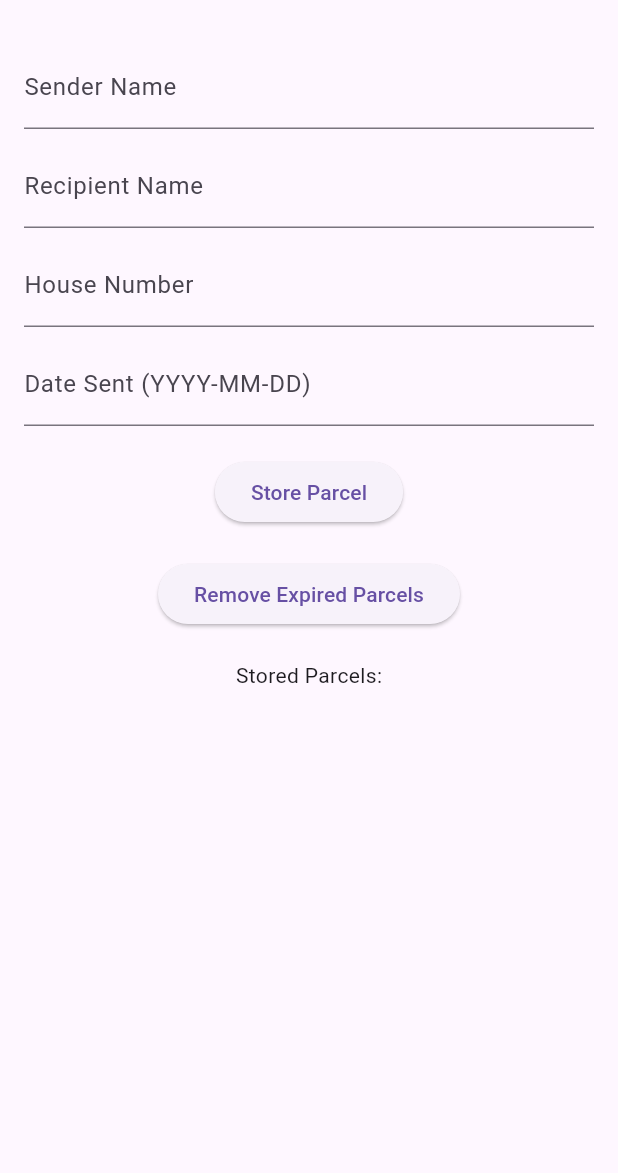
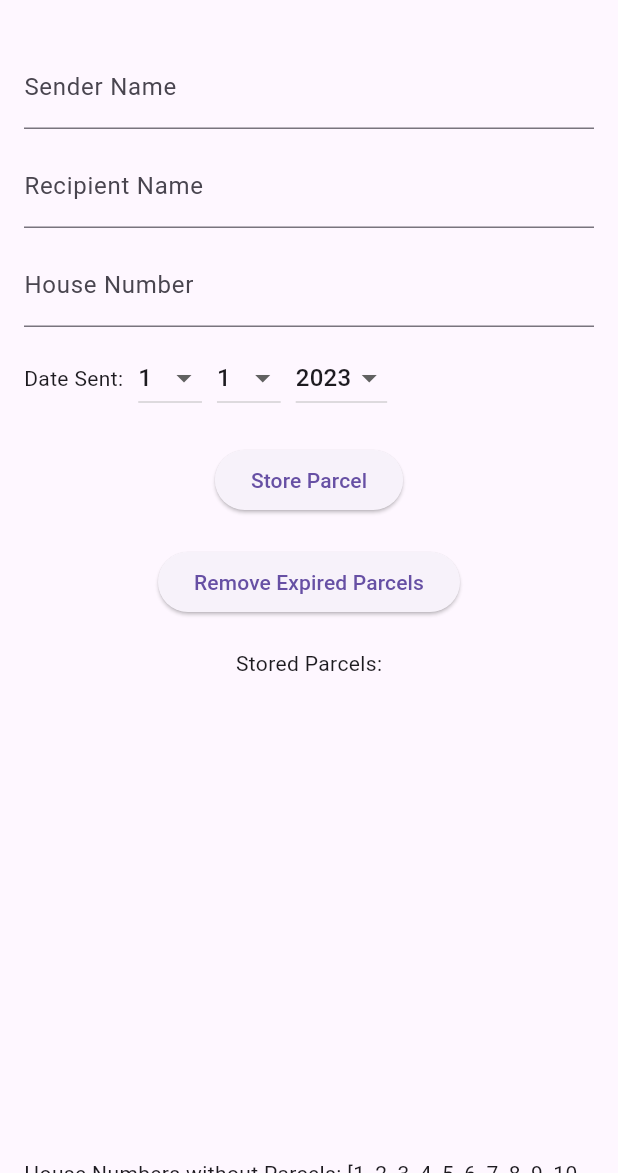
Before and after one commit to awfaa/AtoZParcelMgmt, a Flutter app: the screen it shows after launch, after a tap on "Store Parcel", on a phone screen of 412 x 824 dp, the part 63-1236 px from its top. Run offline on Flutter 3.47's test engine with Material 3 defaults, Android fonts, the phone set to English and light mode, and no system bars.

Commit message:
New Date Format
something

```diff
--- a/lib/parcel_management_system.dart
+++ b/lib/parcel_management_system.dart
@@ -14,7 +14,9 @@
   TextEditingController senderController = TextEditingController();
   TextEditingController recipientController = TextEditingController();
   TextEditingController houseNumberController = TextEditingController();
-  TextEditingController dateSentController = TextEditingController();
+  int selectedDay = 1;
+  int selectedMonth = 1;
+  int selectedYear = DateTime.now().year;
 
   void showStorageFullDialog(BuildContext context) {
     // Show dialog when storage is full
@@ -58,17 +60,23 @@
                 controller: recipientController,
                 decoration: InputDecoration(labelText: 'Recipient Name'),
               ),
-              SizedBox(height: 10),
+             SizedBox(height: 10),
               TextField(
                 controller: houseNumberController,
                 decoration: InputDecoration(labelText: 'House Number'),
                 keyboardType: TextInputType.number,
               ),
               SizedBox(height: 10),
-              TextField(
-                controller: dateSentController,
-                decoration:
-                    InputDecoration(labelText: 'Date Sent (YYYY-MM-DD)'),
+              Row(
+                children: [
+                  Text('Date Sent:'),
+                  SizedBox(width: 10),
+                  buildDayDropdown(),
+                  SizedBox(width: 10),
+                  buildMonthDropdown(),
+                  SizedBox(width: 10),
+                  buildYearDropdown(),
+                ],
               ),
               SizedBox(height: 20),
               ElevatedButton(
@@ -78,13 +86,11 @@
                   String recipient = recipientController.text;
                   int houseNumber =
                       int.tryParse(houseNumberController.text) ?? 0;
-                  String dateSentString = dateSentController.text;
 
-                  if (sender.isNotEmpty && // Check if all fields are not empty
+                 if (sender.isNotEmpty &&
                       recipient.isNotEmpty &&
-                      houseNumber > 0 &&
-                      dateSentString.isNotEmpty) {
-                    DateTime dateSent = DateTime.parse(dateSentString);
+                      houseNumber > 0) {
+                    DateTime dateSent = DateTime(selectedYear, selectedMonth, selectedDay);
 
                     Parcel newParcel = Parcel(
                       // Create new parcel object
@@ -95,8 +101,7 @@
                       dateSent: dateSent,
                     );
 
-                    bool success = storage
-                        .storeParcel(newParcel); // Store parcel in storage
+                    bool success = storage.storeParcel(newParcel); // Store parcel in storage
 
                     if (success) {
                       print('Parcel stored successfully!');
@@ -131,17 +136,14 @@
                 child: ListView.builder(
                   itemCount: storage.getHouseNumbersWithParcels().length,
                   itemBuilder: (context, index) {
-                    int houseNumber = storage.getHouseNumbersWithParcels()[
-                        index]; // Get house number from list
-                    List<Parcel> parcels =
-                        storage.getParcelsByHouseNumber(houseNumber);
+                    int houseNumber = storage.getHouseNumbersWithParcels()[index]; // Get house number from list
+                     List<Parcel> parcels = storage.getParcelsByHouseNumber(houseNumber);
                     return Column(
                       crossAxisAlignment: CrossAxisAlignment.start,
                       children: [
                         Text('House Number: $houseNumber'),
                         ListView.builder(
-                          shrinkWrap:
-                              true, // to prevent the ListView from occupying the entire height of the parent
+                          shrinkWrap: true, // to prevent the ListView from occupying the entire height of the parent
                           itemCount: parcels.length,
                           itemBuilder: (context, index) {
                             Parcel parcel = parcels[index];
@@ -161,12 +163,65 @@
                 ),
               ),
               SizedBox(height: 20),
-              Text(
-                  'House Numbers without Parcels: ${storage.getHouseNumbersWithoutParcels()}'), // Display house numbers without parcels
+              Text('House Numbers without Parcels: ${storage.getHouseNumbersWithoutParcels()}'), // Display house numbers without parcels
             ],
           ),
         ),
       ),
     );
   }
+
+  DropdownButton<int> buildDayDropdown() {
+    return DropdownButton<int>(
+      value: selectedDay,
+      onChanged: (int? value) {
+        setState(() {
+          selectedDay = value!;
+        });
+      },
+      items: List.generate(31, (index) => index + 1)
+          .map<DropdownMenuItem<int>>((int value) {
+        return DropdownMenuItem<int>(
+          value: value,
+          child: Text(value.toString()),
+        );
+      }).toList(),
+    );
+  }
+
+  DropdownButton<int> buildMonthDropdown() {
+    return DropdownButton<int>(
+      value: selectedMonth,
+      onChanged: (int? value) {
+        setState(() {
+          selectedMonth = value!;
+        });
+      },
+      items: List.generate(12, (index) => index + 1)
+          .map<DropdownMenuItem<int>>((int value) {
+        return DropdownMenuItem<int>(
+          value: value,
+          child: Text(value.toString()),
+        );
+      }).toList(),
+    );
+  }
+
+  DropdownButton<int> buildYearDropdown() {
+    return DropdownButton<int>(
+      value: selectedYear,
+      onChanged: (int? value) {
+        setState(() {
+          selectedYear = value!;
+        });
+      },
+      items: List.generate(30, (index) => DateTime.now().year - index)
+          .map<DropdownMenuItem<int>>((int value) {
+        return DropdownMenuItem<int>(
+          value: value,
+          child: Text(value.toString()),
+        );
+      }).toList(),
+    );
+  }
 }
--- a/lib/storage.dart
+++ b/lib/storage.dart
@@ -51,6 +51,7 @@
   void removeExpiredParcelsBasedOnInputDate(DateTime currentDate) {
     parcelsByHouse.forEach((houseNumber, parcels) {
       parcels.removeWhere((parcel) {
+        // Update the date comparison logic
         return currentDate.difference(parcel.dateSent).inDays > 2;
       });
     });
```
Also changed, not shown: pubspec.lock.
